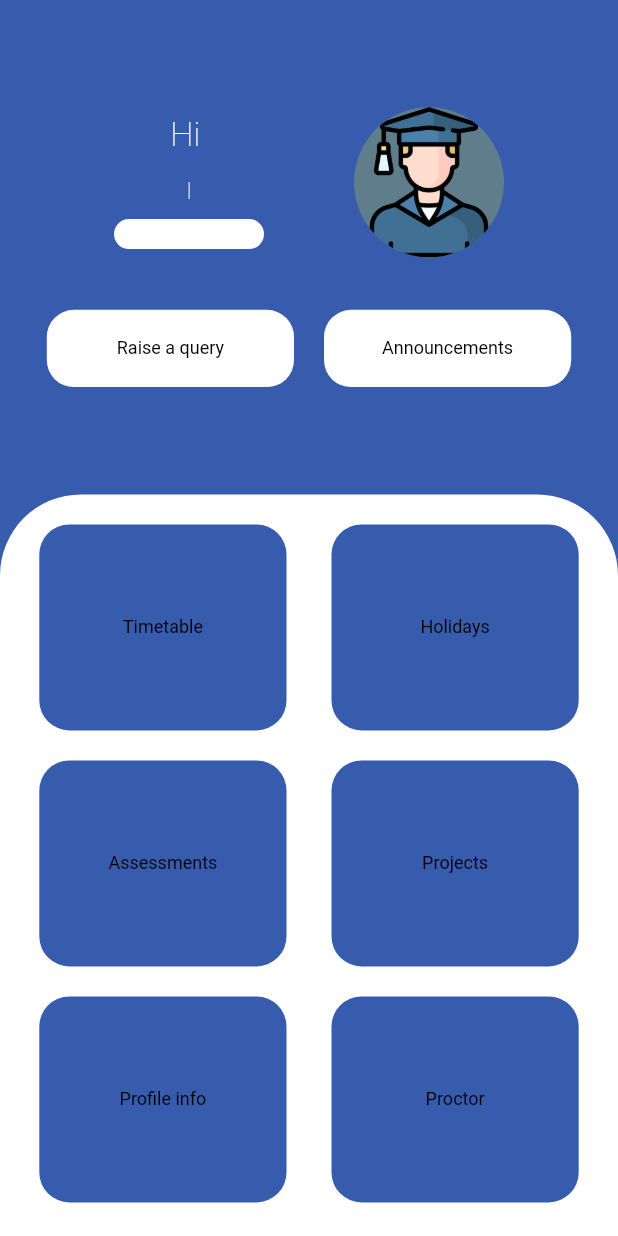
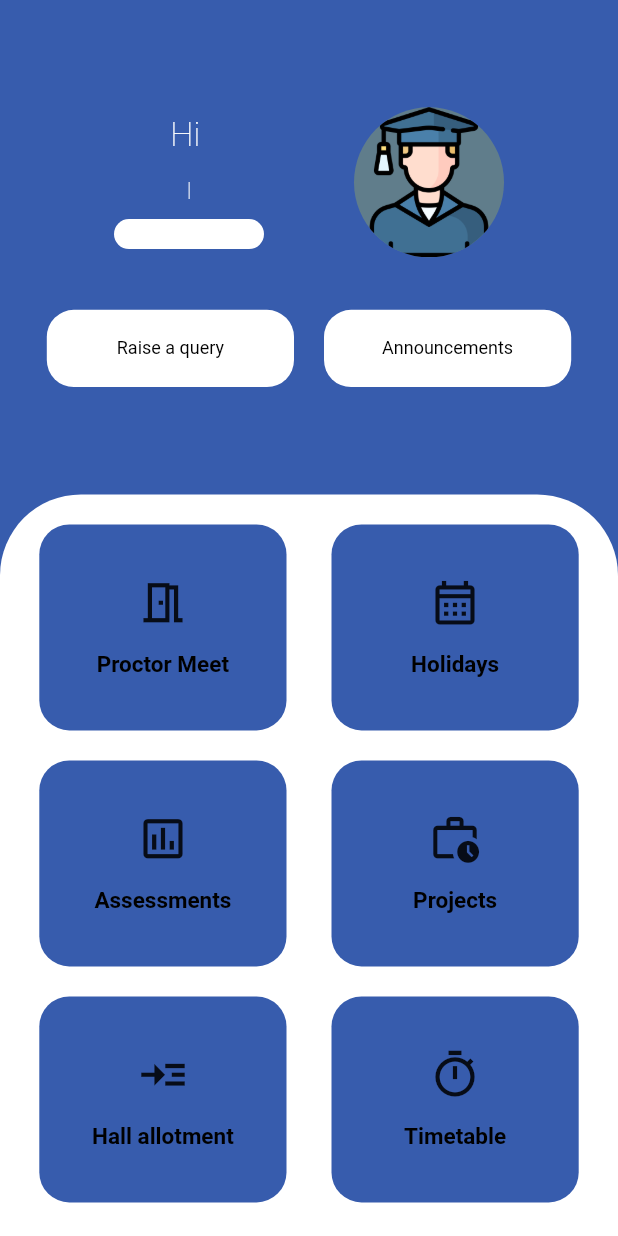
Before and after one commit to Vinisha2004/proctor_app, a Flutter app: the HomePage screen opened directly with empty values, on a phone screen of 412 x 824 dp. Run offline on Flutter 3.47's test engine with Material 2 defaults, Android fonts, the phone set to English and light mode, and no system bars; our stand-ins replace supabase_flutter; accounts and stored records are empty; network calls fail.

Commit message:
Profile_Page

```diff
--- a/lib/args.dart
+++ b/lib/args.dart
@@ -1,8 +1,19 @@
 class args {
   final String fname;
+  final String lname;
   final String yos;
   final String regNo;
   final String rollNo;
+  final String email;
+  final int phone;
 
-  args(this.fname, this.yos, this.regNo, this.rollNo);
+  args(this.fname, this.lname, this.yos, this.regNo, this.rollNo, this.email,
+      this.phone);
+
+  String findClass() {
+    if (regNo.contains('C')) {
+      return "CSE";
+    }
+    return "";
+  }
 }
--- a/lib/main.dart
+++ b/lib/main.dart
@@ -2,9 +2,11 @@ import 'package:flutter/material.dart';
 import 'package:foss/pages/basic_info.dart';
 import 'package:foss/pages/home_page.dart';
 import 'package:foss/pages/login_page.dart';
+import 'package:foss/pages/my_profile.dart';
 import 'package:foss/pages/signup_page.dart';
 import 'package:supabase_flutter/supabase_flutter.dart';
 import 'package:foss/db.dart';
+import 'package:foss/pages/message_page.dart';
 
 void main() async {
   await Supabase.initialize(
@@ -33,6 +35,8 @@ class MyApp extends StatelessWidget {
         '/signup': (context) => const SignupPage(),
         '/home': (context) => const HomePage(),
         '/basicinfo': (context) => const RegisterPage(),
+        '/message': (context) => const ComplaintForm(),
+        '/profile': (context) => const MyProfileScreen(),
       },
     );
   }
--- a/lib/pages/home_page.dart
+++ b/lib/pages/home_page.dart
@@ -2,8 +2,8 @@ import 'package:flutter/material.dart';
 import 'package:foss/main.dart';
 import 'package:supabase_flutter/supabase_flutter.dart';
 import 'dart:async';
-import 'package:foss/db.dart';
 import 'package:foss/args.dart';
+import 'package:foss/pages/my_profile.dart';
 
 class HomePage extends StatefulWidget {
   const HomePage({super.key});
@@ -113,7 +113,9 @@ class _HomePageState extends State<HomePage> {
                     ),
                     GestureDetector(
                       onTap: () {
-                        sb.auth.signOut();
+                        Navigator.pushNamed(context, '/profile',
+                            arguments: args(a.fname, a.lname, a.yos, a.regNo,
+                                a.rollNo, a.email, a.phone));
                         print('hello');
                       },
                       child: const CircleAvatar(
@@ -131,7 +133,8 @@ class _HomePageState extends State<HomePage> {
                 Row(
                   mainAxisAlignment: MainAxisAlignment.center,
                   children: [
-                    Container(
+                    GestureDetector(
+                      child: Container(
                         width: MediaQuery.of(context).size.width / 2.5,
                         height: MediaQuery.of(context).size.width / 8,
                         decoration: BoxDecoration(
@@ -151,6 +154,10 @@ class _HomePageState extends State<HomePage> {
                             )
                           ],
                         ),
+                      ),
+                      onTap: () {
+                        Navigator.of(context).pushReplacementNamed('/message');
+                      },
                     ),
                     const SizedBox(
                       width: 20,
@@ -211,11 +218,18 @@ class _HomePageState extends State<HomePage> {
                           child: const Column(
                             mainAxisAlignment: MainAxisAlignment.center,
                             children: [
+                              Icon(
+                                Icons.meeting_room_outlined,
+                                size: 35,
+                              ),
+                              SizedBox(
+                                height: 15,
+                              ),
                               Text(
-                                'Timetable',
+                                'Proctor Meet',
                                 style: TextStyle(
-                                  fontSize: 12,
-                                  fontWeight: FontWeight.w400,
+                                  fontSize: 15,
+                                  fontWeight: FontWeight.w600,
                                   color: Colors.black,
                                 ),
                               ),
@@ -235,11 +249,18 @@ class _HomePageState extends State<HomePage> {
                           child: const Column(
                             mainAxisAlignment: MainAxisAlignment.center,
                             children: [
+                              Icon(
+                                Icons.calendar_month_outlined,
+                                size: 35,
+                              ),
+                              SizedBox(
+                                height: 15,
+                              ),
                               Text(
                                 'Holidays',
                                 style: TextStyle(
-                                  fontSize: 12,
-                                  fontWeight: FontWeight.w400,
+                                  fontSize: 15,
+                                  fontWeight: FontWeight.w600,
                                   color: Colors.black,
                                 ),
                               ),
@@ -264,11 +285,18 @@ class _HomePageState extends State<HomePage> {
                           child: const Column(
                             mainAxisAlignment: MainAxisAlignment.center,
                             children: [
+                              Icon(
+                                Icons.assessment_outlined,
+                                size: 35,
+                              ),
+                              SizedBox(
+                                height: 15,
+                              ),
                               Text(
                                 'Assessments',
                                 style: TextStyle(
-                                  fontSize: 12,
-                                  fontWeight: FontWeight.w400,
+                                  fontSize: 15,
+                                  fontWeight: FontWeight.w600,
                                   color: Colors.black,
                                 ),
                               ),
@@ -288,11 +316,18 @@ class _HomePageState extends State<HomePage> {
                           child: const Column(
                             mainAxisAlignment: MainAxisAlignment.center,
                             children: [
+                              Icon(
+                                Icons.work_history_outlined,
+                                size: 35,
+                              ),
+                              SizedBox(
+                                height: 15,
+                              ),
                               Text(
                                 'Projects',
                                 style: TextStyle(
-                                  fontSize: 12,
-                                  fontWeight: FontWeight.w400,
+                                  fontSize: 15,
+                                  fontWeight: FontWeight.w600,
                                   color: Colors.black,
                                 ),
                               ),
@@ -317,11 +352,18 @@ class _HomePageState extends State<HomePage> {
                           child: const Column(
                             mainAxisAlignment: MainAxisAlignment.center,
                             children: [
+                              Icon(
+                                Icons.read_more_outlined,
+                                size: 35,
+                              ),
+                              SizedBox(
+                                height: 15,
+                              ),
                               Text(
-                                'Profile info',
+                                'Hall allotment',
                                 style: TextStyle(
-                                  fontSize: 12,
-                                  fontWeight: FontWeight.w400,
+                                  fontSize: 15,
+                                  fontWeight: FontWeight.w600,
                                   color: Colors.black,
                                 ),
                               ),
@@ -341,11 +383,18 @@ class _HomePageState extends State<HomePage> {
                           child: const Column(
                             mainAxisAlignment: MainAxisAlignment.center,
                             children: [
+                              Icon(
+                                Icons.timer_outlined,
+                                size: 35,
+                              ),
+                              SizedBox(
+                                height: 15,
+                              ),
                               Text(
-                                'Proctor',
+                                'Timetable',
                                 style: TextStyle(
-                                  fontSize: 12,
-                                  fontWeight: FontWeight.w400,
+                                  fontSize: 15,
+                                  fontWeight: FontWeight.w600,
                                   color: Colors.black,
                                 ),
                               ),
--- a/lib/pages/message_page.dart
+++ b/lib/pages/message_page.dart
@@ -12,6 +12,7 @@ class Complaint {
 }
 
 class ComplaintForm extends StatefulWidget {
+  const ComplaintForm({super.key});
   @override
   _ComplaintFormState createState() => _ComplaintFormState();
 }
@@ -23,7 +24,9 @@ class _ComplaintFormState extends State<ComplaintForm> {
 
   @override
   Widget build(BuildContext context) {
-    return Form(
+    return Scaffold(
+      appBar: AppBar(),
+      body: Form(
         key: _formKey,
         child: Column(
           children: <Widget>[
@@ -81,6 +84,7 @@ class _ComplaintFormState extends State<ComplaintForm> {
             ),
           ],
         ),
+      ),
     );
   }
 }
--- a/lib/pages/signup_page.dart
+++ b/lib/pages/signup_page.dart
@@ -41,11 +41,17 @@ class _SignupPageState extends State<SignupPage> {
       ));
       Navigator.of(context).pushReplacementNamed('/login');
     } on AuthException catch (error) {
+      setState(() {
+        isLoading = false;
+      });
       ScaffoldMessenger.of(context).showSnackBar(SnackBar(
         content: Text(error.toString()),
       ));
       print(123);
     } catch (error) {
+      setState(() {
+        isLoading = false;
+      });
       ScaffoldMessenger.of(context).showSnackBar(SnackBar(
         content: Text(error.toString()),
       ));
```
Also changed, not shown: lib/db.dart (+12 -18 lines), lib/pages/login_page.dart (+14 -3 lines), lib/pages/my_profile.dart (+106 -56 lines), 1 other file. Lines whose indentation alone changed are shown as unchanged.
